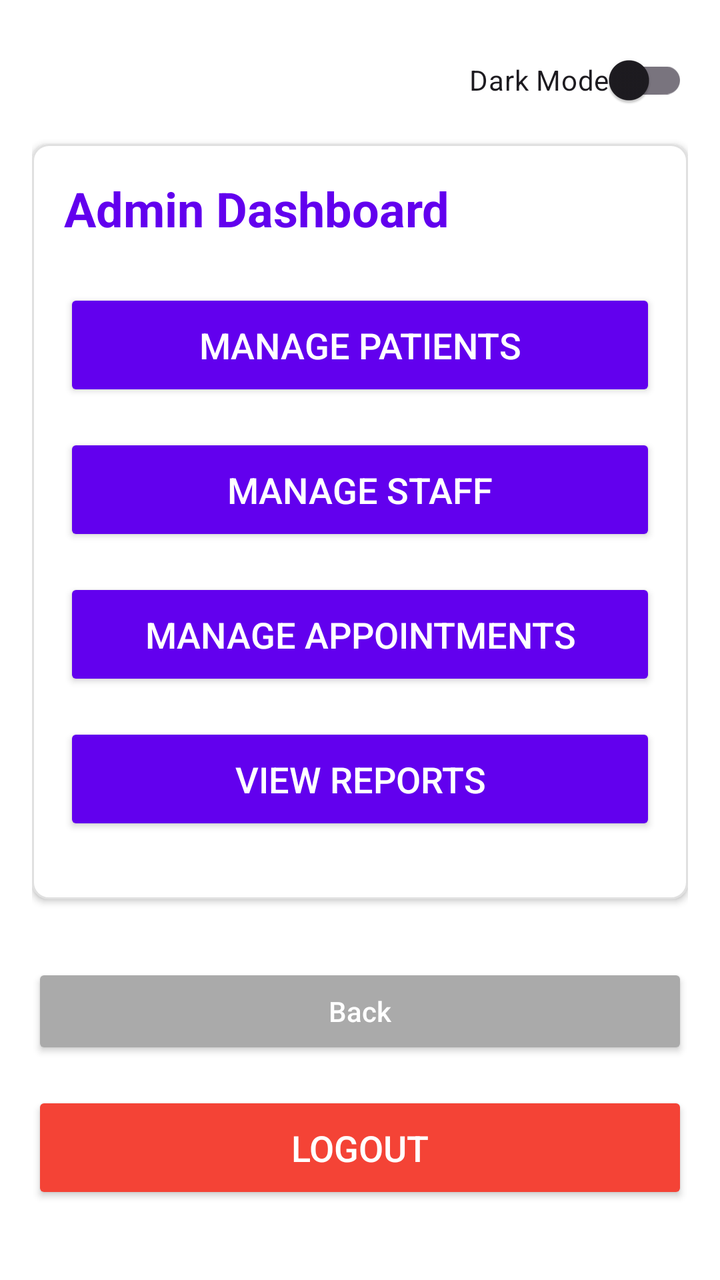
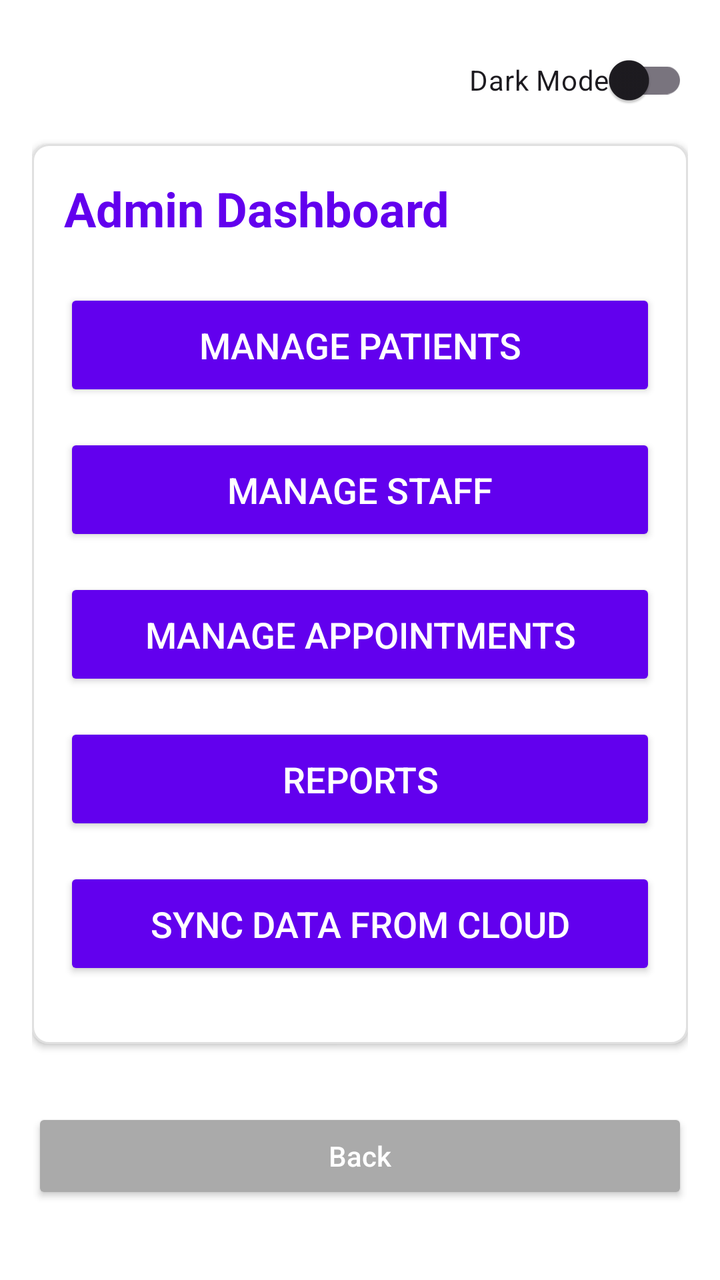

Compare the two renders of this Android layout. The source of the first and the diff that turns it into the second are given below.
<!-- AndroidManifest.xml: application theme Theme.HospitalAppJava -->
<!-- res/layout/activity_second.xml -->
<?xml version="1.0" encoding="utf-8"?>
<LinearLayout xmlns:android="http://schemas.android.com/apk/res/android"
    xmlns:tools="http://schemas.android.com/tools"
    android:layout_width="match_parent"
    android:layout_height="match_parent"
    android:orientation="vertical"
    android:padding="16dp"
    android:background="@color/white"
    tools:context=".SecondActivity">

    
    <com.google.android.material.switchmaterial.SwitchMaterial
        android:id="@+id/darkModeSwitch"
        android:layout_width="wrap_content"
        android:layout_height="wrap_content"
        android:layout_gravity="end"
        android:text="Dark Mode"
        android:layout_marginBottom="8dp"/>

    
    <LinearLayout
        android:layout_width="match_parent"
        android:layout_height="wrap_content"
        android:orientation="vertical"
        android:background="@drawable/card_background"
        android:padding="16dp"
        android:elevation="2dp"
        android:layout_marginBottom="16dp">

        <TextView
            android:id="@+id/welcomeText"
            android:layout_width="match_parent"
            android:layout_height="wrap_content"
            android:layout_marginBottom="24dp"
            android:text="Admin Dashboard"
            android:textColor="@color/primary_color"
            android:textAlignment="center"
            android:textSize="24sp"
            android:textStyle="bold" />

        <LinearLayout
            android:layout_width="match_parent"
            android:layout_height="wrap_content"
            android:orientation="vertical"
            android:gravity="center">

            
            <Button
                android:id="@+id/managePatientsBtn"
                android:layout_width="match_parent"
                android:layout_height="wrap_content"
                android:text="Manage Patients"
                android:textSize="18sp"
                android:backgroundTint="@color/primary_color"
                android:textColor="@android:color/white"
                android:layout_marginBottom="16dp"
                android:padding="16dp"/>

            
            <Button
                android:id="@+id/manageStaffBtn"
                android:layout_width="match_parent"
                android:layout_height="wrap_content"
                android:text="Manage Staff"
                android:textSize="18sp"
                android:backgroundTint="@color/primary_color"
                android:textColor="@android:color/white"
                android:layout_marginBottom="16dp"
                android:padding="16dp"/>

            
            <Button
                android:id="@+id/manageAppointmentsBtn"
                android:layout_width="match_parent"
                android:layout_height="wrap_content"
                android:text="Manage Appointments"
                android:textSize="18sp"
                android:backgroundTint="@color/primary_color"
                android:textColor="@android:color/white"
                android:layout_marginBottom="16dp"
                android:padding="16dp"/>

            
            <Button
                android:id="@+id/viewReportsBtn"
                android:layout_width="match_parent"
                android:layout_height="wrap_content"
                android:text="View Reports"
                android:textSize="18sp"
                android:backgroundTint="@color/primary_color"
                android:textColor="@android:color/white"
                android:layout_marginBottom="16dp"
                android:padding="16dp"/>

        </LinearLayout>

    </LinearLayout>

    <Button
        android:id="@+id/backBtn"
        android:layout_width="match_parent"
        android:layout_height="wrap_content"
        android:text="Back"
        android:layout_marginTop="16dp"
        android:backgroundTint="@android:color/darker_gray"
        android:textColor="@android:color/white"
        android:textAllCaps="false"
        android:elevation="2dp"/>

    
    <Button
        android:id="@+id/logoutBtn"
        android:layout_width="match_parent"
        android:layout_height="wrap_content"
        android:text="Logout"
        android:textSize="18sp"
        android:backgroundTint="@color/red"
        android:textColor="@color/white"
        android:layout_marginTop="16dp"
        android:padding="16dp"/>

</LinearLayout>
<!-- resources referenced by this layout -->
<resources>
  <color name="primary_color">#6200EE</color>
  <color name="red">#F44336</color>
  <color name="white">#FFFFFF</color>
  <!-- drawable card_background (drawable) -->
  <shape xmlns:android="http://schemas.android.com/apk/res/android">
      <solid android:color="@android:color/white"/>
      <corners android:radius="8dp"/>
      <stroke android:width="1dp" android:color="#E0E0E0"/>
      <solid android:color="@color/white"/>
      <corners android:radius="8dp"/>
      <stroke android:width="1dp" android:color="@color/divider_color"/>
  </shape>
  <style name="Theme.HospitalAppJava" parent="Base.Theme.HospitalAppJava" />
  <color name="divider_color">#E0E0E0</color>
  <style name="Base.Theme.HospitalAppJava" parent="Theme.Material3.DayNight.NoActionBar">
          
          
      </style>
</resources>

<!-- the commit's change to res/layout/activity_second.xml (unified diff, before → after) -->
@@ -82,16 +82,26 @@
 
             
             <Button
-                android:id="@+id/viewReportsBtn"
+                android:id="@+id/reportsBtn"
                 android:layout_width="match_parent"
                 android:layout_height="wrap_content"
-                android:text="View Reports"
+                android:text="Reports"
                 android:textSize="18sp"
                 android:backgroundTint="@color/primary_color"
                 android:textColor="@android:color/white"
                 android:layout_marginBottom="16dp"
                 android:padding="16dp"/>
 
+            <Button
+                android:id="@+id/syncDataBtn"
+                android:layout_width="match_parent"
+                android:layout_height="wrap_content"
+                android:text="Sync Data from Cloud"
+                android:textSize="18sp"
+                android:backgroundTint="@color/primary_color"
+                android:textColor="@android:color/white"
+                android:layout_marginBottom="16dp"
+                android:padding="16dp"/>
         </LinearLayout>
 
     </LinearLayout>
